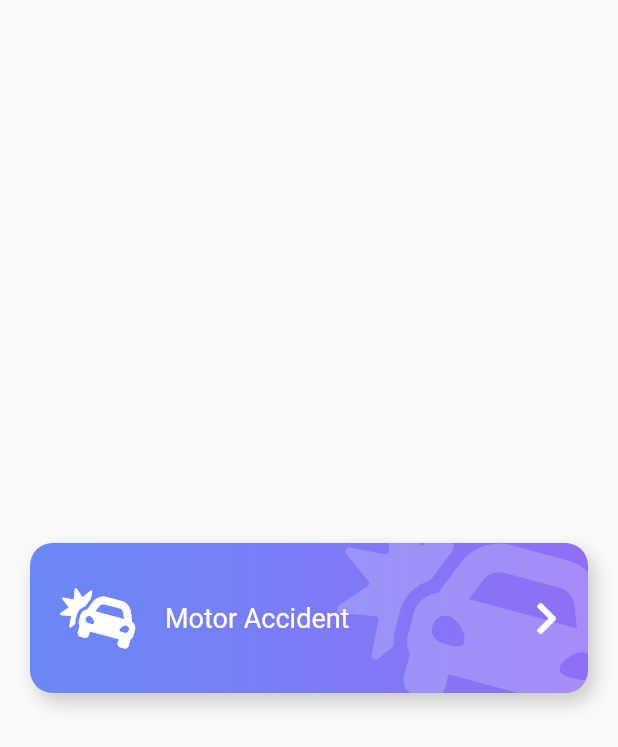
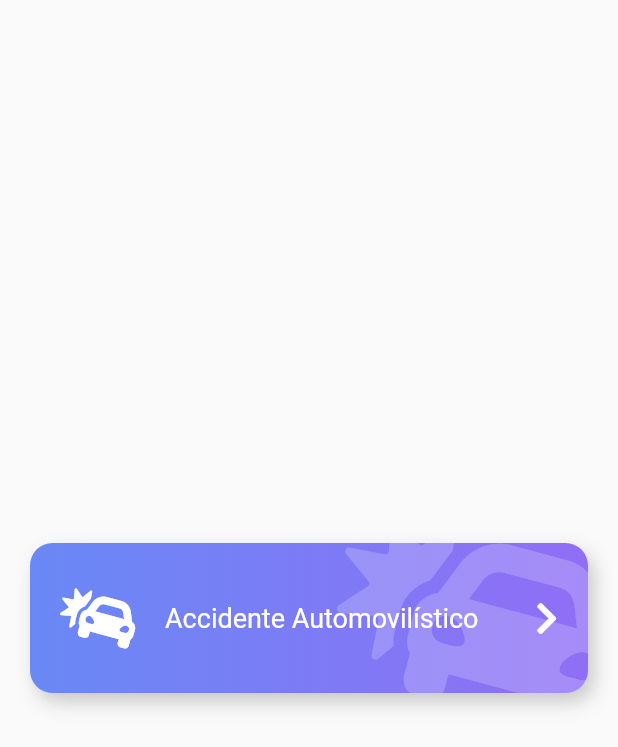
Before and after one commit to CristianX/BackgroundsCustomPainter, a Flutter app: the screen it shows after launch, on a phone screen of 412 x 824 dp. Shown: the top 747 px of the screen. Run offline on Flutter 3.47's test engine with Material 2 defaults, Android fonts, the phone set to English and light mode, and no system bars; our stand-ins replace flutter_svg, font_awesome_flutter.

Commit message:
Parametrizando botón gordo

```diff
--- a/lib/src/pages/emergency_page.dart
+++ b/lib/src/pages/emergency_page.dart
@@ -12,7 +12,13 @@ class EmergencyPage extends StatelessWidget {
     return Scaffold(
       // backgroundColor: Colors.red,
       body: Center(
-        child: BotonGordo(),
+        child: BotonGordo(
+          icon: FontAwesomeIcons.carCrash,
+          texto: 'Accidente Automovilístico',
+          color1: Color(0xff6989f5),
+          color2: Color(0xff906ef5),
+          onPress: (){ print('Click!'); },
+        ),
       )
     );
   }
--- a/lib/src/widgets/boton_gordo.dart
+++ b/lib/src/widgets/boton_gordo.dart
@@ -3,29 +3,56 @@ import 'package:font_awesome_flutter/font_awesome_flutter.dart';
 
 class BotonGordo extends StatelessWidget {
 
+  final IconData icon;
+  final String texto;
+  final Color color1;
+  final Color color2;
+  final Function onPress;
+
+  const BotonGordo({
+    this.icon = FontAwesomeIcons.chevronRight,
+    @required this.texto,
+    this.color1 = Colors.blueGrey,
+    this.color2 = Colors.blueGrey,
+    @required this.onPress
+  });
+
   @override
   Widget build(BuildContext context) {
-    return Stack(
+    return GestureDetector(
+      onTap: this.onPress,
+      child: Stack(
         children: <Widget>[
-        _BotonGordoBackground(),
+          _BotonGordoBackground( icon: this.icon, color1: color1, color2: color2 ),
 
           Row(
             mainAxisAlignment: MainAxisAlignment.center,
             children: <Widget>[
               SizedBox( height: 140, width: 40.0 ),
-            FaIcon( FontAwesomeIcons.carCrash, color: Colors.white, size: 40.0 ),
+              FaIcon( this.icon, color: Colors.white, size: 40.0 ),
               SizedBox( width: 20.0 ),
-            Expanded(child: Text('Motor Accident', style: TextStyle( color: Colors.white, fontSize: 18.0 ))),
+              Expanded(child: Text(this.texto, style: TextStyle( color: Colors.white, fontSize: 18.0 ))),
               FaIcon( FontAwesomeIcons.chevronRight, color: Colors.white ),
               SizedBox( width: 40 )
             ],
           )
         ],
+      ),
     );
   }
 }
 
 class _BotonGordoBackground extends StatelessWidget {
+
+  final IconData icon;
+  final Color color1;
+  final Color color2;
+
+  const _BotonGordoBackground({
+    @required this.icon,
+    @required this.color1,
+    @required this.color2,
+  });
 
   @override
   Widget build(BuildContext context) {
@@ -39,7 +66,7 @@ class _BotonGordoBackground extends StatelessWidget {
             Positioned(
               right: -20.0,
               top: -20.0,
-              child: FaIcon( FontAwesomeIcons.carCrash, size: 150.0, color: Colors.white.withOpacity(0.2)),
+              child: FaIcon( this.icon, size: 150.0, color: Colors.white.withOpacity(0.2)),
             )
           ],
         ),
@@ -56,8 +83,8 @@ class _BotonGordoBackground extends StatelessWidget {
         borderRadius: BorderRadius.circular(15),
         gradient: LinearGradient(
           colors: <Color>[
-            Color(0xff6989f5),
-            Color(0xff906ef5),
+            this.color1,
+            this.color2,
           ]
         )
       ),
```
Lines whose indentation alone changed are shown as unchanged.
